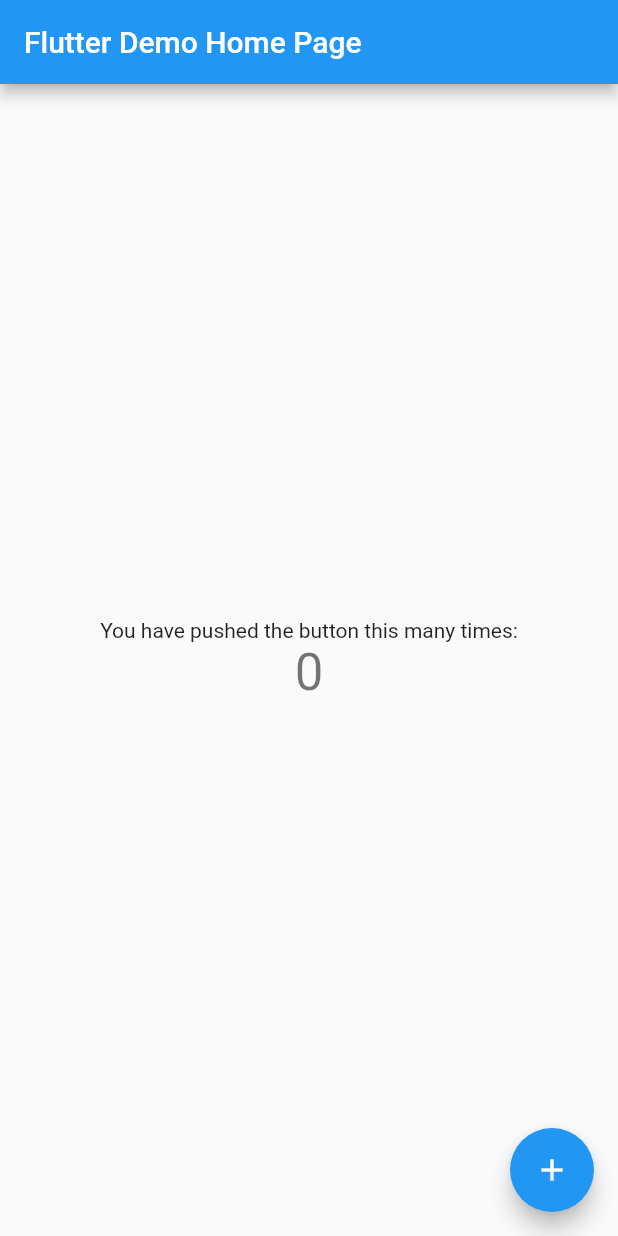
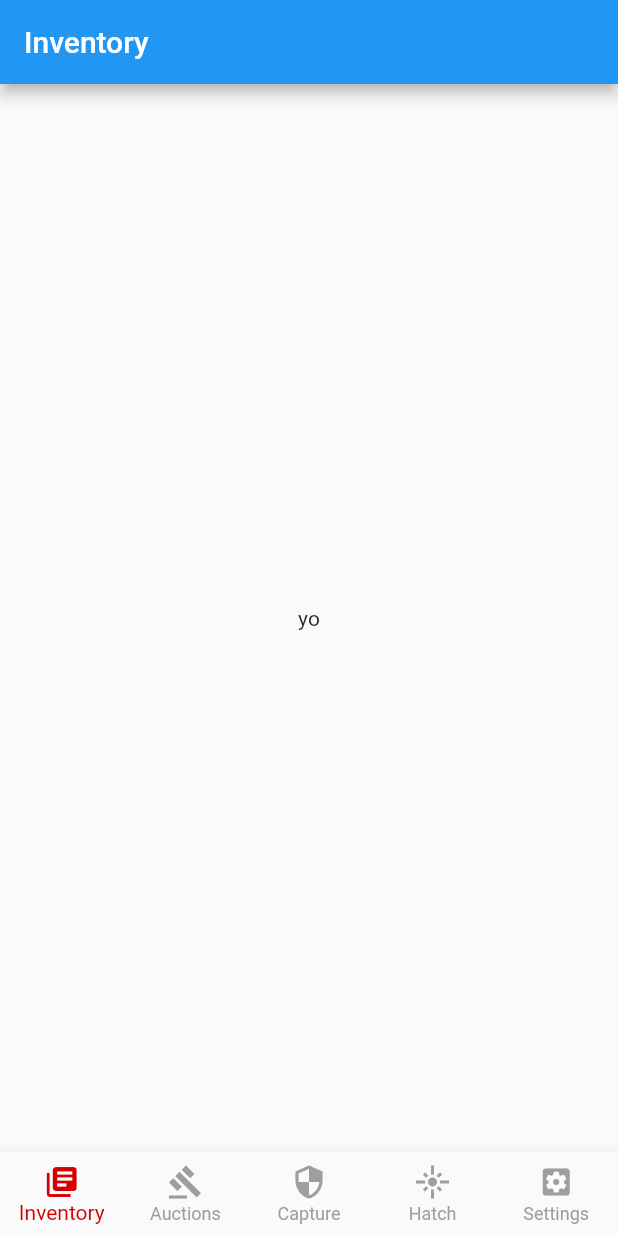
Before and after one commit to LexKisby/BlockchainProject, a Flutter app: the screen it shows after launch, on a phone screen of 412 x 824 dp. Run offline on Flutter 3.47's test engine with Material 2 defaults, Android fonts, the phone set to English and light mode, and no system bars; missing offline and left inert: web3dart.

Commit message:
Established basic app ui. need to look into web3dart next

```diff
--- a/eightbitbeasts/lib/main.dart
+++ b/eightbitbeasts/lib/main.dart
@@ -1,5 +1,5 @@
 import 'package:flutter/material.dart';
-import 'package:web3dart/web3dart.dart'
+import 'package:web3dart/web3dart.dart';
 
 void main() {
   runApp(MyApp());
@@ -10,7 +10,7 @@
   @override
   Widget build(BuildContext context) {
     return MaterialApp(
-      title: 'Flutter Demo',
+      title: '8Bit Beasts',
       theme: ThemeData(
         // This is the theme of your application.
         //
@@ -23,92 +23,154 @@
         // is not restarted.
         primarySwatch: Colors.blue,
       ),
-      home: MyHomePage(title: 'Flutter Demo Home Page'),
+      home: Root(),
     );
   }
 }
 
-class MyHomePage extends StatefulWidget {
-  MyHomePage({Key key, this.title}) : super(key: key);
+class Root extends StatefulWidget {
+  @override
+  RootState createState() => RootState();
+}
 
-  // This widget is the home page of your application. It is stateful, meaning
-  // that it has a State object (defined below) that contains fields that affect
-  // how it looks.
-
-  // This class is the configuration for the state. It holds the values (in this
-  // case the title) provided by the parent (in this case the App widget) and
-  // used by the build method of the State. Fields in a Widget subclass are
-  // always marked "final".
-
-  final String title;
+class RootState extends State<Root> {
+  int _selectedIndex = 0;
+  PageController _controller = PageController(
+    initialPage: 0,
+  );
 
   @override
-  _MyHomePageState createState() => _MyHomePageState();
-}
+  void dispose(){
+    _controller.dispose();
+    super.dispose();
+  }
 
-class _MyHomePageState extends State<MyHomePage> {
-  int _counter = 0;
-
-  void _incrementCounter() {
+  void _onItemTapped(int index) {
     setState(() {
-      // This call to setState tells the Flutter framework that something has
-      // changed in this State, which causes it to rerun the build method below
-      // so that the display can reflect the updated values. If we changed
-      // _counter without calling setState(), then the build method would not be
-      // called again, and so nothing would appear to happen.
-      _counter++;
+      _selectedIndex = index;
     });
   }
 
   @override
   Widget build(BuildContext context) {
-    // This method is rerun every time setState is called, for instance as done
-    // by the _incrementCounter method above.
-    //
-    // The Flutter framework has been optimized to make rerunning build methods
-    // fast, so that you can just rebuild anything that needs updating rather
-    // than having to individually change instances of widgets.
     return Scaffold(
-      appBar: AppBar(
-        // Here we take the value from the MyHomePage object that was created by
-        // the App.build method, and use it to set our appbar title.
-        title: Text(widget.title),
+      body: PageView(
+        controller: _controller,
+        children: [
+          InventoryPage(),
+          AuctionPage(),
+          CapturePage(),
+          HatchingPage(),
+          SettingsPage()
+        ],
       ),
-      body: Center(
-        // Center is a layout widget. It takes a single child and positions it
-        // in the middle of the parent.
-        child: Column(
-          // Column is also a layout widget. It takes a list of children and
-          // arranges them vertically. By default, it sizes itself to fit its
-          // children horizontally, and tries to be as tall as its parent.
-          //
-          // Invoke "debug painting" (press "p" in the console, choose the
-          // "Toggle Debug Paint" action from the Flutter Inspector in Android
-          // Studio, or the "Toggle Debug Paint" command in Visual Studio Code)
-          // to see the wireframe for each widget.
-          //
-          // Column has various properties to control how it sizes itself and
-          // how it positions its children. Here we use mainAxisAlignment to
-          // center the children vertically; the main axis here is the vertical
-          // axis because Columns are vertical (the cross axis would be
-          // horizontal).
-          mainAxisAlignment: MainAxisAlignment.center,
-          children: <Widget>[
-            Text(
-              'You have pushed the button this many times:',
-            ),
-            Text(
-              '$_counter',
-              style: Theme.of(context).textTheme.headline4,
-            ),
-          ],
-        ),
+      bottomNavigationBar: BottomNavigationBar(
+        items: const <BottomNavigationBarItem>[
+          BottomNavigationBarItem(
+          icon: Icon(Icons.library_books),
+          label: "Inventory"
+          ),
+
+          BottomNavigationBarItem(
+            icon: Icon(Icons.gavel),
+            label: "Auctions"
+          ),
+
+          BottomNavigationBarItem(
+            icon: Icon(Icons.security),
+            label: "Capture"
+          ),
+
+          BottomNavigationBarItem(
+            icon: Icon(Icons.flare),
+            label: "Hatch"
+          ),
+
+          BottomNavigationBarItem(
+            icon: Icon(Icons.settings_applications),
+            label: "Settings"
+          )
+
+        ],
+        currentIndex: _selectedIndex,
+        selectedItemColor: Colors.redAccent[700],
+        unselectedItemColor: Colors.grey,
+        onTap: _onItemTapped,
+        type: BottomNavigationBarType.fixed,
       ),
-      floatingActionButton: FloatingActionButton(
-        onPressed: _incrementCounter,
-        tooltip: 'Increment',
-        child: Icon(Icons.add),
-      ), // This trailing comma makes auto-formatting nicer for build methods.
+    );
+  }
+
+/*
+  @override
+  Widget build(BuildContext context) {
+    return PageView(
+      controller: _controller,
+      children: [
+        InventoryPage(),
+        AuctionPage(),
+        CapturePage(),
+        HatchingPage(),
+        SettingsPage()
+      ],
+    );
+  }*/
+}
+
+class InventoryPage extends StatelessWidget {
+  @override
+  Widget build(BuildContext context) {
+    return Scaffold(
+      appBar: AppBar(title: Text("Inventory"),),
+      body: Center(child: Text("yo"))
+    );
+
+  }
+}
+
+class AuctionPage extends StatelessWidget {
+  @override
+  Widget build(BuildContext context) {
+    return Scaffold(
+    appBar: AppBar(
+      title: Text("Market")
+    ),
+    body: Center(child: Text("sup"))
     );
   }
 }
+
+class CapturePage extends StatelessWidget {
+  @override
+  Widget build(BuildContext context) {
+    return Scaffold(
+      appBar: AppBar(
+      title: Text("Capture")
+    ),
+    body: Center(child: Text("cool beans"))
+    );
+  }
+}
+
+class HatchingPage extends StatelessWidget {
+  @override
+  Widget build(BuildContext context) {
+    return Scaffold(
+      appBar: AppBar(
+      title: Text("Hatch")
+    ), body: Center(child: Text("whooop"))
+    );
+  }
+}
+
+class SettingsPage extends StatelessWidget {
+  @override
+  Widget build(BuildContext context) {
+    return Scaffold(
+      appBar: AppBar(
+      title: Text("Settings")
+      ),
+      body: Center(child: Text("hmm"))
+    );
+  }
+}
```
Also changed, not shown: eightbitbeasts/pubspec.lock, 1 other file.
